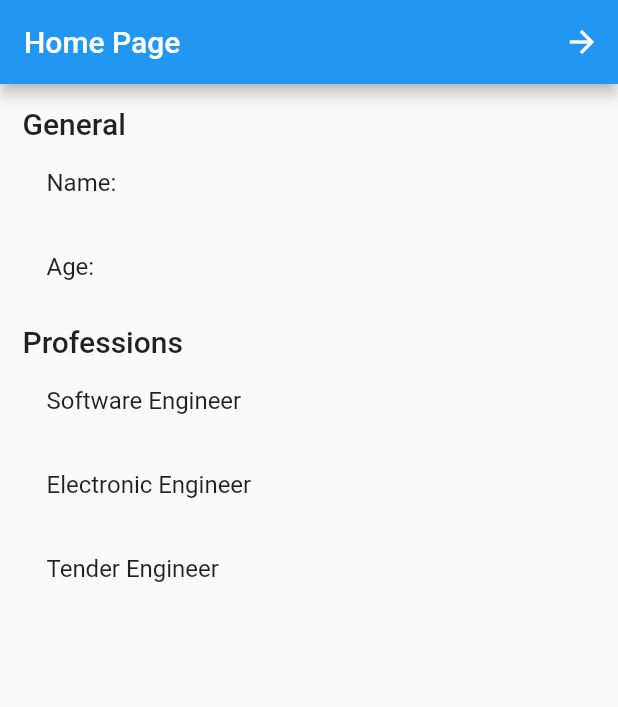
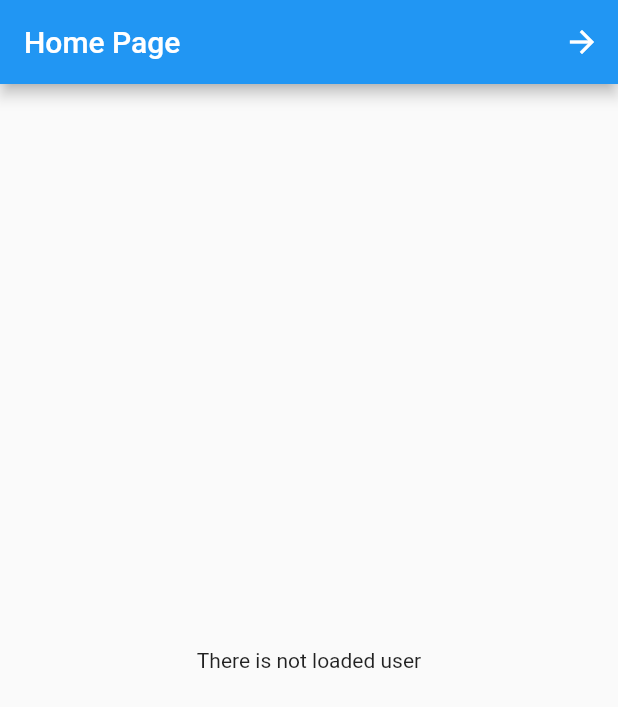
Before and after one commit to Velkamhell97/flutter_skeleton_state, a Flutter app: the screen it shows after launch, on a phone screen of 412 x 824 dp. Shown: the top 707 px of the screen. Run offline on Flutter 3.47's test engine with Material 2 defaults, Android fonts, the phone set to English and light mode, and no system bars; accounts and stored records are empty.

Commit message:
skleton_state

```diff
--- a/lib/src/models/user.dart
+++ b/lib/src/models/user.dart
@@ -2,15 +2,40 @@
 //-No las dejo final para poder cambiarlas, tambien puede utilizarse el copyWith pero se haran muchas modificaciones
 class User {
   String name;
-  DateTime age;
-  List<String> professions;
+  DateTime? birthday;
+  late List<String> professions;
 
-  User({required this.name, required this.age, required this.professions});
+  User({required this.name, this.birthday, List<String>? professions}){
+    this.professions = professions ?? [];
+  }
 
-  User copyWith({String? name, DateTime? age, List<String>? professions}){
+  int? _calculateAge(DateTime? birthDate) {
+    if(birthDate != null){
+      DateTime currentDate = DateTime.now();
+      int age = currentDate.year - birthDate.year;
+      int month1 = currentDate.month;
+      int month2 = birthDate.month;
+      if (month2 > month1) {
+        age--;
+      } else if (month1 == month2) {
+        int day1 = currentDate.day;
+        int day2 = birthDate.day;
+        if (day2 > day1) {
+          age--;
+        }
+      }
+      return age;
+    } else {
+      return null;
+    }
+  }
+
+  int? get age => _calculateAge(birthday);
+
+  User copyWith({String? name, DateTime? birthday, List<String>? professions}){
     return User(
       name: name ?? this.name,
-      age: age ?? this.age,
+      birthday: birthday ?? this.birthday,
       professions: professions ?? this.professions
     );
   }
--- a/lib/src/pages/home_page.dart
+++ b/lib/src/pages/home_page.dart
@@ -1,7 +1,12 @@
 import 'package:flutter/material.dart';
+import 'package:skeleton_state/src/services/user_services.dart';
+
+import '../models/user.dart';
 
 class HomePage extends StatelessWidget {
   const HomePage({Key? key}) : super(key: key);
+
+  static final userServices = UserServices();
 
   @override
   Widget build(BuildContext context) {
@@ -17,21 +22,30 @@ class HomePage extends StatelessWidget {
       ),
       body: Padding(
         padding: const EdgeInsets.all(15.0),
-        child: Column(
-          crossAxisAlignment: CrossAxisAlignment.start,
-          children: [
-            Text('General', style: Theme.of(context).textTheme.titleLarge),
-            ListTile(title: Text('Name: ')),
-            ListTile(title: Text('Age: ')),
+        child: StreamBuilder<User?>(
+          stream: userServices.userStream,
+          initialData: null,
+          builder: (context, snapshot) {
+            if(!snapshot.hasData){
+              return const Center(child: Text('There is not loaded user'));
+            }
 
-            const SizedBox(height: 10.0),
+            final user = snapshot.data!;
 
-            Text('Professions', style: Theme.of(context).textTheme.titleLarge),
-            ListTile(title: Text('Software Engineer')),
-            ListTile(title: Text('Electronic Engineer ')),
-            ListTile(title: Text('Tender Engineer')),
+            return Column(
+              crossAxisAlignment: CrossAxisAlignment.start,
+              children: [
+                Text('General', style: Theme.of(context).textTheme.titleLarge),
+                ListTile(title: Text('Name: ${user.name}')),
+                ListTile(title: Text('Age: ${user.age ?? ''}')),
 
-          ],
+                const SizedBox(height: 10.0),
+
+                Text('Professions', style: Theme.of(context).textTheme.titleLarge),
+                for(String profession in user.professions) ListTile(title: Text(profession))
+              ],
+            );
+          },
         ),
       )
     );
--- /dev/null
+++ b/lib/src/services/user_services.dart
@@ -0,0 +1,46 @@
+
+import 'dart:async';
+
+import 'package:flutter/cupertino.dart';
+import 'package:skeleton_state/src/models/user.dart';
+
+class UserServices {
+  UserServices._internal();
+
+  static final _instance = UserServices._internal();
+
+  factory UserServices() {
+    return _instance;
+  }
+
+  final StreamController<User> _userStreamController = StreamController();
+  Stream<User> get userStream => _userStreamController.stream;
+
+  bool get existUser => _user != null;
+
+  User? _user;
+
+  final ValueNotifier<String> titleNotifier = ValueNotifier('Detail Page');
+
+  void setUser(User user){
+    _user = user;
+    titleNotifier.value = _user!.name;
+    _userStreamController.add(_user!);
+  }
+
+  void setAge(DateTime birthday){
+    if(_user != null){
+      _user!.birthday = birthday;
+      _userStreamController.add(_user!);
+    }
+  }
+
+  void addProffesion(String profession){
+    if(_user != null){
+      _user!.professions.add(profession);
+      _userStreamController.add(_user!);
+    }
+  }
+
+  User? getUser() => _user; //-Se podria pasar la copia si no se quiere que se modifique
+}
```
Also changed, not shown: lib/src/pages/detail_page.dart (+98 -4 lines), lib/src/providers/singlenton.dart (+6 -1 lines).
